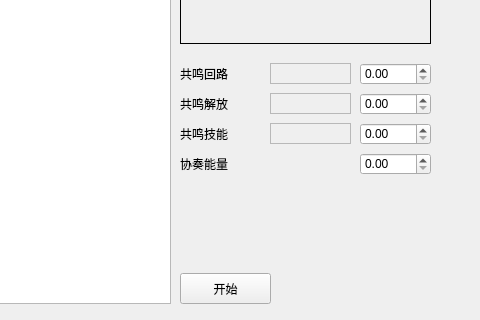
Before: the Qt Designer form towerofadversitywidget.ui in A-SunsetMkt-Forks/wuwaBackendTool, drawn with Qt 5; both pictures show x 130 to 610 and y 177 to 497 of the 997 by 497 pixel window.
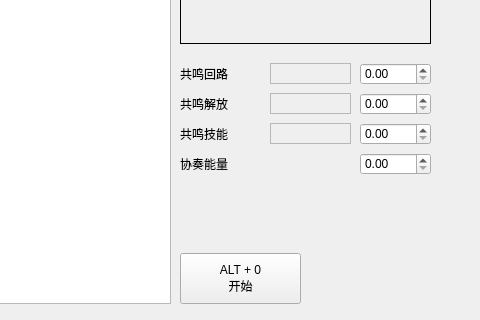
After: the same form once the commit is applied.

Patch:
```diff
--- a/towerofadversitywidget.ui
+++ b/towerofadversitywidget.ui
@@ -76,13 +76,14 @@
    <property name="geometry">
     <rect>
      <x>310</x>
-     <y>450</y>
-     <width>91</width>
-     <height>31</height>
+     <y>430</y>
+     <width>121</width>
+     <height>51</height>
     </rect>
    </property>
    <property name="text">
-    <string>开始</string>
+    <string>ALT + 0
+开始</string>
    </property>
   </widget>
   <widget class="QFrame" name="gameMonitorStatus">
```
